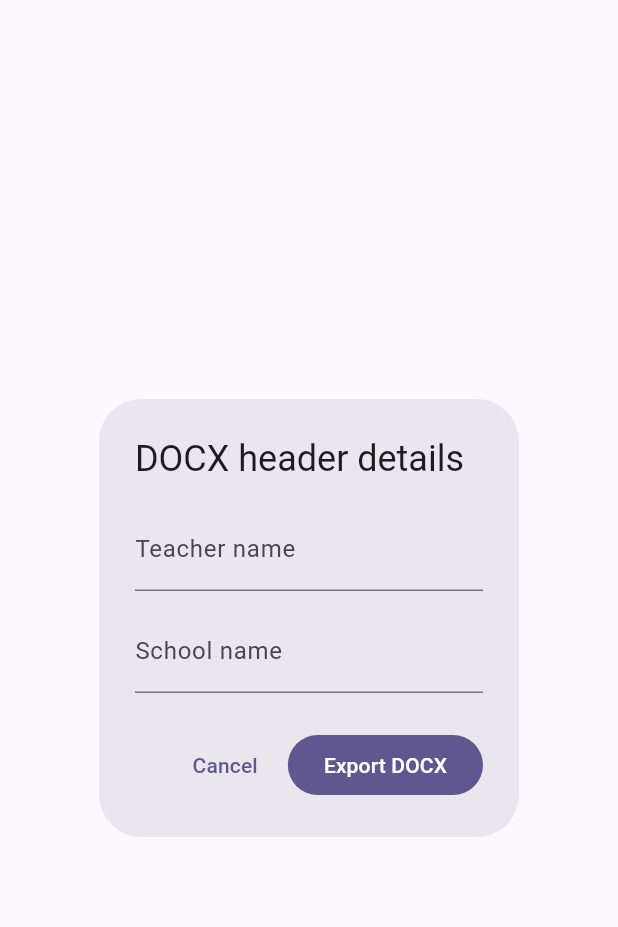
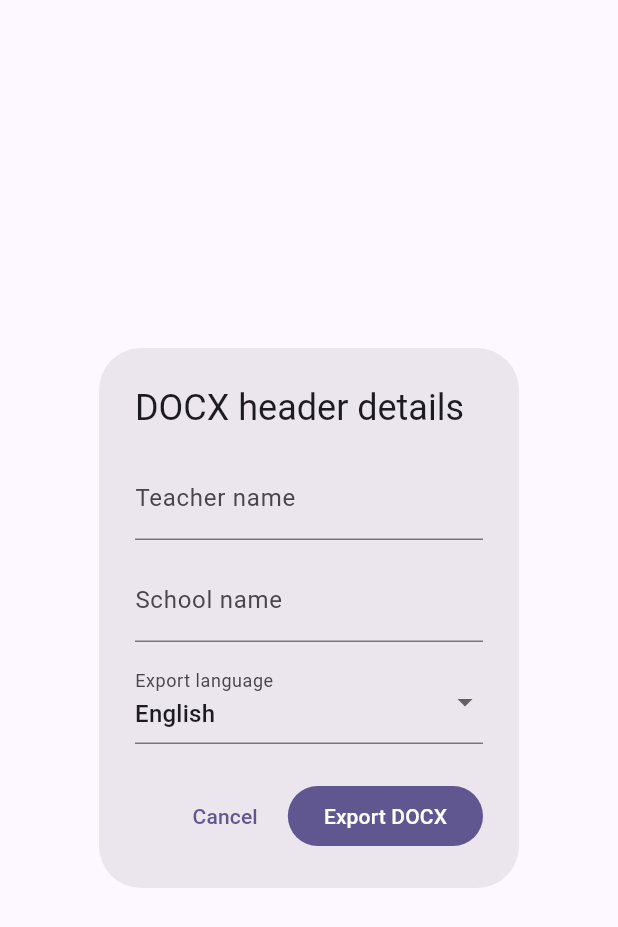
Before and after one commit to Mohakerdi/Quizzer, a Flutter app: the _DocxExportDetailsDialog widget shown alone on an empty page, opened directly, on a phone screen of 412 x 824 dp. Shown: the top 927 px of the screen. Run offline on Flutter 3.47's test engine with Material 3 defaults, Android fonts, the phone set to English and light mode, and no system bars; our stand-ins replace equatable, flutter_bloc, image_picker, shared_preferences; missing offline and left inert: crop_your_image, flutter_math_fork, math_keyboard; accounts and stored records are empty.

Commit message:
Add DOCX export language switch for Arabic and English
Agent-Logs-Url: https://github.com/Mohakerdi/Quizzer/sessions/7d68d728-1f42-45ea-ba2e-2f39b983264c

Co-authored-by: Mohakerdi <151771382+Mohakerdi@users.noreply.github.com>

```diff
--- a/lib/app.dart
+++ b/lib/app.dart
@@ -269,12 +269,13 @@ class QuizMakerHome extends StatelessWidget {
                                     onQuizAutoSave: (quiz) => context.read<QuizMakerCubit>().saveQuizSilently(quiz),
                                     onGenerateVariants: (quiz) => _generateVariants(context, quiz),
                                     onPreviewVariant: (variant) => _previewVariant(context, variant),
-                                    onExportVariant: (variant, {teacherName, schoolName}) => context
+                                    onExportVariant: (variant, {teacherName, schoolName, exportLanguageCode}) => context
                                         .read<QuizMakerCubit>()
                                         .exportVariant(
                                           variant,
                                           teacherName: teacherName,
                                           schoolName: schoolName,
+                                          exportLanguageCode: exportLanguageCode,
                                         ),
                                     onExportGoogleForms: (variant) =>
                                         context.read<QuizMakerCubit>().exportVariantToGoogleForms(variant),
--- a/lib/l10n/app_strings.dart
+++ b/lib/l10n/app_strings.dart
@@ -62,6 +62,12 @@ class AppStrings {
         return ar ? 'اسم المعلم' : 'Teacher name';
       case 'schoolName':
         return ar ? 'اسم المدرسة' : 'School name';
+      case 'exportLanguage':
+        return ar ? 'لغة التصدير' : 'Export language';
+      case 'exportLanguageEnglish':
+        return ar ? 'الإنجليزية' : 'English';
+      case 'exportLanguageArabic':
+        return ar ? 'العربية' : 'Arabic';
       case 'exportGoogleForms':
         return ar ? 'تصدير Google Forms' : 'Export Google Forms';
       case 'quizSaved':
--- a/lib/screens/quiz_editor_screen.dart
+++ b/lib/screens/quiz_editor_screen.dart
@@ -38,6 +38,7 @@ class QuizEditorScreen extends StatefulWidget {
     GeneratedVariant variant, {
     String? teacherName,
     String? schoolName,
+    String? exportLanguageCode,
   }) onExportVariant;
   final Future<void> Function(GeneratedVariant variant) onExportGoogleForms;
 
@@ -319,6 +320,7 @@ class _QuizEditorScreenState extends State<QuizEditorScreen> {
       variant,
       teacherName: exportDetails.nullableTeacherName,
       schoolName: exportDetails.nullableSchoolName,
+      exportLanguageCode: exportDetails.exportLanguageCode,
     );
   }
 
@@ -406,10 +408,12 @@ class _DocxExportDetails {
   const _DocxExportDetails({
     required this.teacherName,
     required this.schoolName,
+    required this.exportLanguageCode,
   });
 
   final String teacherName;
   final String schoolName;
+  final String exportLanguageCode;
 
   String? get nullableTeacherName => teacherName.isEmpty ? null : teacherName;
   String? get nullableSchoolName => schoolName.isEmpty ? null : schoolName;
@@ -425,6 +429,13 @@ class _DocxExportDetailsDialog extends StatefulWidget {
 class _DocxExportDetailsDialogState extends State<_DocxExportDetailsDialog> {
   final _teacherController = TextEditingController();
   final _schoolController = TextEditingController();
+  late String _exportLanguageCode;
+
+  @override
+  void didChangeDependencies() {
+    super.didChangeDependencies();
+    _exportLanguageCode = AppStrings.isArabic(context) ? 'ar' : 'en';
+  }
 
   @override
   void dispose() {
@@ -453,6 +464,31 @@ class _DocxExportDetailsDialogState extends State<_DocxExportDetailsDialog> {
               labelText: AppStrings.tr(context, 'schoolName'),
             ),
           ),
+          const SizedBox(height: 12),
+          DropdownButtonFormField<String>(
+            value: _exportLanguageCode,
+            decoration: InputDecoration(
+              labelText: AppStrings.tr(context, 'exportLanguage'),
+            ),
+            items: [
+              DropdownMenuItem(
+                value: 'en',
+                child: Text(AppStrings.tr(context, 'exportLanguageEnglish')),
+              ),
+              DropdownMenuItem(
+                value: 'ar',
+                child: Text(AppStrings.tr(context, 'exportLanguageArabic')),
+              ),
+            ],
+            onChanged: (value) {
+              if (value == null) {
+                return;
+              }
+              setState(() {
+                _exportLanguageCode = value;
+              });
+            },
+          ),
         ],
       ),
       actions: [
@@ -465,6 +501,7 @@ class _DocxExportDetailsDialogState extends State<_DocxExportDetailsDialog> {
             _DocxExportDetails(
               teacherName: _teacherController.text.trim(),
               schoolName: _schoolController.text.trim(),
+              exportLanguageCode: _exportLanguageCode,
             ),
           ),
           child: Text(AppStrings.tr(context, 'exportDocx')),
```
Also changed, not shown: lib/services/docx_export_service.dart (+31 -15 lines), lib/view_models/quiz_maker_cubit.dart (+7 -1 lines), 1 other file.
